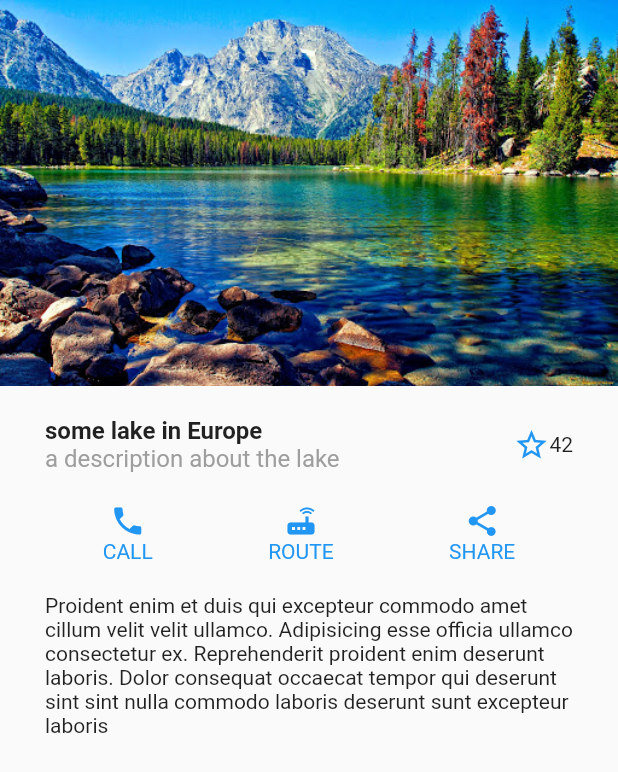
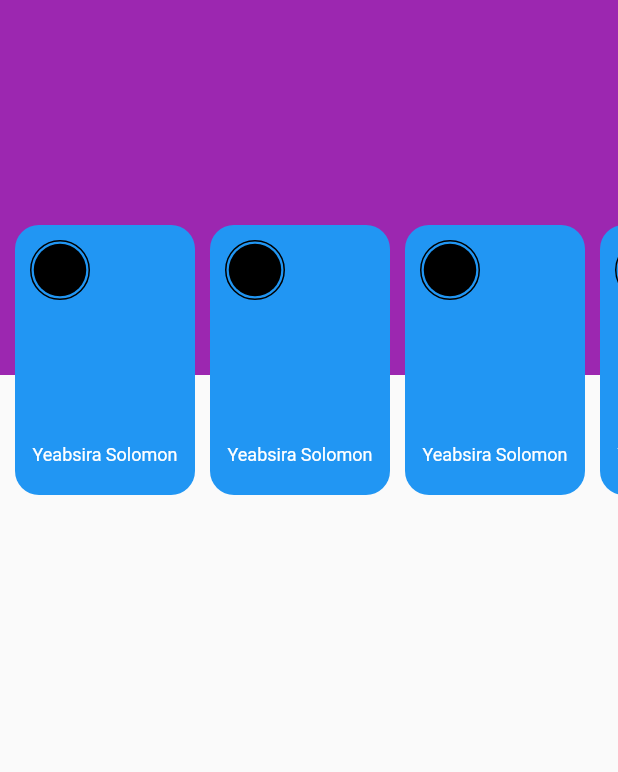
Before and after one commit to HiskelKelemework/AMP_LAB, a Flutter app: the screen it shows after launch, on a phone screen of 412 x 824 dp. Shown: the top 772 px of the screen. Run offline on Flutter 3.47's test engine with Material 2 defaults, Android fonts, the phone set to English and light mode, and no system bars; our stand-ins replace flutter_bloc.

```diff
--- /dev/null
+++ b/lib/blocs/test_bloc.dart
@@ -0,0 +1,41 @@
+import 'package:flutter_bloc/flutter_bloc.dart';
+import 'package:myapp/blocs/test_event.dart';
+import 'package:myapp/blocs/test_state.dart';
+
+class TestBloc extends Bloc<TestEvent, TestState> {
+  TestBloc() : super(TestLoadingState());
+
+  @override
+  Stream<TestState> mapEventToState(TestEvent event) async* {
+    if (event is LoadTestEvent) {
+      yield TestLoadingState();
+      return;
+    }
+
+    yield TestNormalState();
+  }
+
+  @override
+  void onEvent(TestEvent event) {
+    super.onEvent(event);
+    print(event);
+  }
+
+  @override
+  void onChange(Change<TestState> change) {
+    super.onChange(change);
+    print(change);
+  }
+
+  @override
+  void onTransition(Transition<TestEvent, TestState> transition) {
+    super.onTransition(transition);
+    print(transition);
+  }
+
+  @override
+  void onError(Object error, StackTrace stackTrace) {
+    print('$error, $stackTrace');
+    super.onError(error, stackTrace);
+  }
+}
--- /dev/null
+++ b/lib/blocs/test_event.dart
@@ -0,0 +1,5 @@
+abstract class TestEvent {}
+
+class LoadTestEvent extends TestEvent {}
+
+class IdleTestEvent extends TestEvent {}
--- /dev/null
+++ b/lib/blocs/test_state.dart
@@ -0,0 +1,5 @@
+abstract class TestState {}
+
+class TestNormalState extends TestState {}
+
+class TestLoadingState extends TestState {}
--- a/lib/main.dart
+++ b/lib/main.dart
@@ -1,131 +1,94 @@
 import 'package:flutter/cupertino.dart';
 import 'package:flutter/material.dart';
-import 'package:myapp/star.dart';
+import 'package:flutter_bloc/flutter_bloc.dart';
+import 'package:myapp/blocs/test_bloc.dart';
+import 'package:myapp/blocs/test_event.dart';
+import 'package:myapp/blocs/test_state.dart';
 import 'package:myapp/star_stateful.dart';
 
 void main() => runApp(MyApp());
 
 class MyApp extends StatelessWidget {
-  Widget _buildTextRow() {
-    return Row(
+  @override
+  Widget build(BuildContext context) {
+    return MaterialApp(
+      debugShowCheckedModeBanner: false,
+      home: Scaffold(
+        body: SafeArea(
+          child: SizedBox(
+            height: 330.0,
+            child: Stack(
               children: [
-        Expanded(
-          child: Column(
-            crossAxisAlignment: CrossAxisAlignment.start,
+                Container(
+                  height: 250.0,
+                  color: Colors.purple,
+                ),
+                Positioned(
+                  bottom: 0.0,
+                  left: 0.0,
+                  right: 0.0,
+                  child: Container(
+                    height: 180.0,
+                    child: ListView.builder(
+                      scrollDirection: Axis.horizontal,
+                      itemBuilder: (context, int index) {
+                        return Container(
+                          margin: EdgeInsets.only(
+                            right: 10.0,
+                            left: index == 0 ? 10.0 : 0.0,
+                          ),
+                          child: Stack(
                             children: [
-              Text(
-                "some lake in Europe",
-                style: TextStyle(
-                  fontWeight: FontWeight.bold,
-                  fontSize: 16.0,
+                              Container(
+                                width: 120.0,
+                                decoration: BoxDecoration(
+                                  color: Colors.blue,
+                                  borderRadius: BorderRadius.circular(16.0),
                                 ),
                               ),
-              Text(
-                "a description about the lake",
+                              Container(
+                                width: 40.0,
+                                height: 40.0,
+                                margin: EdgeInsets.only(top: 10.0, left: 10.0),
+                                decoration: BoxDecoration(
+                                  border: Border.all(color: Colors.black),
+                                  borderRadius: BorderRadius.circular(50.0),
+                                ),
+                                alignment: Alignment.center,
+                                child: Container(
+                                  width: 35.0,
+                                  height: 35.0,
+                                  decoration: BoxDecoration(
+                                    color: Colors.black,
+                                    borderRadius: BorderRadius.circular(50.0),
+                                  ),
+                                ),
+                              ),
+                              Positioned(
+                                bottom: 20.0,
+                                right: 0,
+                                left: 0,
+                                child: Text(
+                                  "Yeabsira Solomon",
+                                  textAlign: TextAlign.center,
                                   style: TextStyle(
-                  fontSize: 16.0,
-                  color: Colors.grey,
+                                    fontSize: 12.0,
+                                    color: Colors.white,
+                                  ),
+                                ),
+                              )
+                            ],
+                          ),
+                        );
+                      },
+                    ),
                   ),
                 ),
               ],
             ),
           ),
-        StarStateful(starColor: Colors.blue, count: 42),
-      ],
-    );
-  }
-
-  Widget _buildIconRow() {
-    final textStyle = TextStyle(color: Colors.blue);
-
-    return Padding(
-      padding: const EdgeInsets.symmetric(vertical: 20.0),
-      child: Row(
-        mainAxisAlignment: MainAxisAlignment.spaceAround,
-        children: [
-          Column(
-            children: [
-              Icon(
-                Icons.phone,
-                color: Colors.blue,
         ),
-              Text(
-                "CALL",
-                style: textStyle,
-              ),
-            ],
-          ),
-          Column(
-            children: [
-              Icon(
-                Icons.router,
-                color: Colors.blue,
-              ),
-              Text(
-                "ROUTE",
-                style: textStyle,
-              ),
-            ],
-          ),
-          Column(
-            children: [
-              Icon(
-                Icons.share,
-                color: Colors.blue,
-              ),
-              Text(
-                "SHARE",
-                style: textStyle,
-              ),
-            ],
-          )
-        ],
       ),
     );
   }
-
-  Widget _buildText() {
-    return Text(
-      "Proident enim et duis qui excepteur commodo amet cillum velit velit ullamco. Adipisicing esse officia ullamco consectetur ex. Reprehenderit proident enim deserunt laboris. Dolor consequat occaecat tempor qui deserunt sint sint nulla commodo laboris deserunt sunt excepteur laboris",
-    );
 }
-
-  @override
-  Widget build(BuildContext context) {
-    final colors = <Color>[
-      Colors.black,
-      Colors.red,
-      Colors.yellow,
-      Colors.green,
-      Colors.purple,
-      Colors.cyan,
-      Colors.orange,
-      Colors.brown,
-      Colors.black,
-      Colors.red,
-    ];
-
-    return MaterialApp(
-      debugShowCheckedModeBanner: false,
-      home: Scaffold(
-          body: Column(
-        children: [
-          Image.asset("assets/lake.jpg"),
-          Padding(
-            padding: const EdgeInsets.symmetric(
-              horizontal: 30.0,
-              vertical: 20.0,
-            ),
-            child: Column(
-              children: [
-                _buildTextRow(),
-                _buildIconRow(),
-                _buildText(),
-              ],
-            ),
-          )
-        ],
-      )),
-    );
-  }
-}
--- a/pubspec.yaml
+++ b/pubspec.yaml
@@ -28,6 +28,7 @@ dependencies:
   # The following adds the Cupertino Icons font to your application.
   # Use with the CupertinoIcons class for iOS style icons.
   cupertino_icons: ^1.0.2
+  flutter_bloc: ^7.1.0
 
 dev_dependencies:
   flutter_test:
```
Also changed, not shown: pubspec.lock. Lines whose indentation alone changed are shown as unchanged.
